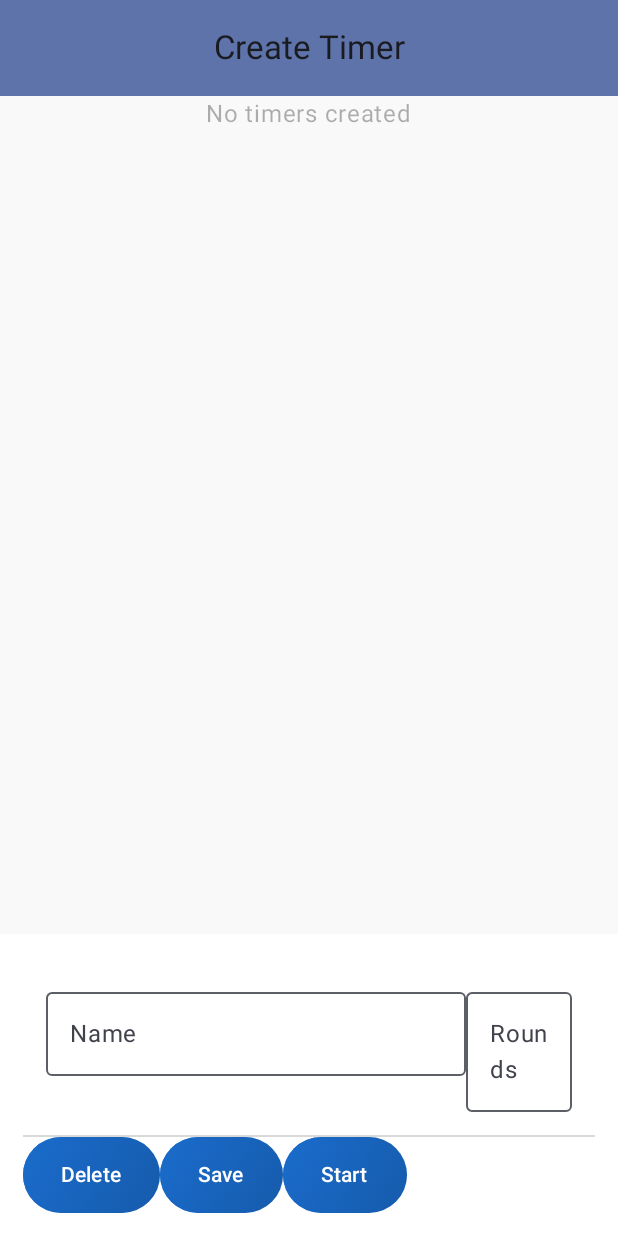
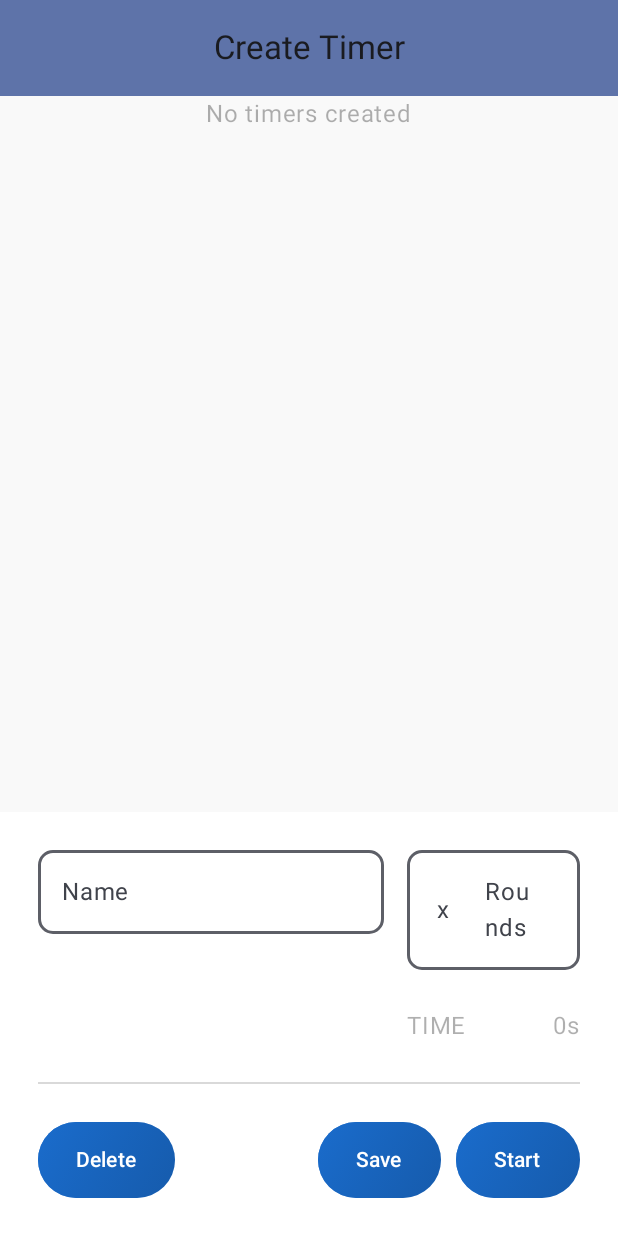
Before and after one commit to nickpiscopio/interval-android, an Android app built with Jetpack Compose: the screen it shows after launch (MainActivity), after a tap on "+ Create Timer", on a phone screen of 412 x 824 dp. Run offline under Robolectric (Android 15) with nearby library versions, the phone set to English and light mode, and no system bars; our stand-ins replace Dagger/Hilt's generated code.

Commit message:
Added the start of the Interval TextFields.

```diff
--- /dev/null
+++ b/app/src/main/java/com/plyonest/interval/constant/Dimension.kt
@@ -0,0 +1,13 @@
+package com.plyonest.interval.constant
+
+import androidx.compose.ui.graphics.Color
+import androidx.compose.ui.unit.dp
+
+val ELEVATION_2 = 2.dp
+val DIMEN_1 = 1.dp
+val DIMEN_10 = 10.dp
+val DIMEN_15 = 15.dp
+val DIMEN_20 = 20.dp
+val DIMEN_25 = 25.dp
+val CORNER_RADIUS_TEXT_FIELD = DIMEN_10
+val CORNER_RADIUS = 50.dp
--- a/app/src/main/java/com/plyonest/interval/ui/fragments/Button.kt
+++ b/app/src/main/java/com/plyonest/interval/ui/fragments/Button.kt
@@ -12,11 +12,11 @@ import androidx.compose.ui.Alignment
 import androidx.compose.ui.Modifier
 import androidx.compose.ui.graphics.Brush
 import androidx.compose.ui.graphics.Color
-import androidx.compose.ui.res.dimensionResource
 import androidx.compose.ui.tooling.preview.Preview
-import com.plyonest.interval.R
 import com.plyonest.interval.constant.COLOR_BLACK_40
 import com.plyonest.interval.constant.COLOR_BLUE_100
+import com.plyonest.interval.constant.DIMEN_15
+import com.plyonest.interval.constant.DIMEN_25
 
 @Composable
 fun IntervalButtonPrimary(
@@ -52,8 +52,8 @@ fun IntervalButton(
                     COLOR_BLACK_40
                 )))
                 .padding(
-                    horizontal = dimensionResource(id = R.dimen.dimen_25),
-                    vertical = dimensionResource(id = R.dimen.dimen_15)
+                    horizontal = DIMEN_25,
+                    vertical = DIMEN_15
                 ),
             contentAlignment = Alignment.Center
         ) {
--- /dev/null
+++ b/app/src/main/java/com/plyonest/interval/ui/fragments/IntervalTextField.kt
@@ -0,0 +1,73 @@
+package com.plyonest.interval.ui.fragments
+
+import androidx.compose.foundation.interaction.MutableInteractionSource
+import androidx.compose.foundation.shape.RoundedCornerShape
+import androidx.compose.foundation.text.BasicTextField
+import androidx.compose.foundation.text.KeyboardOptions
+import androidx.compose.material3.ExperimentalMaterial3Api
+import androidx.compose.material3.LocalTextStyle
+import androidx.compose.material3.OutlinedTextFieldDefaults
+import androidx.compose.material3.Text
+import androidx.compose.runtime.Composable
+import androidx.compose.runtime.MutableState
+import androidx.compose.runtime.remember
+import androidx.compose.ui.Modifier
+import androidx.compose.ui.graphics.SolidColor
+import androidx.compose.ui.text.input.KeyboardType
+import androidx.compose.ui.text.input.VisualTransformation
+import androidx.compose.ui.text.style.TextAlign
+import androidx.compose.ui.unit.dp
+import com.plyonest.interval.constant.COLOR_BLACK_100
+import com.plyonest.interval.constant.CORNER_RADIUS_TEXT_FIELD
+
+@OptIn(ExperimentalMaterial3Api::class)
+@Composable
+fun IntervalTextField(
+    modifier: Modifier,
+    text: MutableState<String>,
+    placeholder: String,
+    includePrefix: Boolean = false
+) {
+    val interactionSource = remember { MutableInteractionSource() }
+    BasicTextField(
+        modifier = modifier,
+        textStyle = LocalTextStyle.current.copy(textAlign = if (includePrefix) TextAlign.End else TextAlign.Start),
+        keyboardOptions = KeyboardOptions.Default.copy(keyboardType = if (includePrefix) KeyboardType.Number else KeyboardType.Text),
+        value = text.value,
+        singleLine = true,
+        interactionSource = interactionSource,
+        cursorBrush = SolidColor(COLOR_BLACK_100),
+        onValueChange = { newText -> text.value = newText }
+
+    ) { innerTextField ->
+        OutlinedTextFieldDefaults.DecorationBox(
+            value = text.value,
+            innerTextField = innerTextField,
+            enabled = true,
+            singleLine = true,
+            interactionSource = interactionSource,
+            visualTransformation = VisualTransformation.None,
+            label = {
+                Text(
+                    text = placeholder,
+                )
+            },
+            leadingIcon = if (includePrefix) {
+                {
+                    Text("x")
+                }
+            } else null,
+            container = {
+                OutlinedTextFieldDefaults.ContainerBox(
+                    enabled = true,
+                    isError = false,
+                    interactionSource = interactionSource,
+                    colors = OutlinedTextFieldDefaults.colors(),
+                    shape = RoundedCornerShape(CORNER_RADIUS_TEXT_FIELD),
+                    focusedBorderThickness = 2.dp,
+                    unfocusedBorderThickness = 2.dp
+                )
+            }
+        )
+    }
+}
--- a/app/src/main/java/com/plyonest/interval/ui/screens/CreateTimer.kt
+++ b/app/src/main/java/com/plyonest/interval/ui/screens/CreateTimer.kt
@@ -1,19 +1,26 @@
 package com.plyonest.interval.ui.screens
 
+import android.util.Log
 import androidx.compose.foundation.background
 import com.plyonest.interval.R
 
 import androidx.compose.foundation.layout.Arrangement
 import androidx.compose.foundation.layout.Column
 import androidx.compose.foundation.layout.Row
+import androidx.compose.foundation.layout.Spacer
 import androidx.compose.foundation.layout.fillMaxSize
+import androidx.compose.foundation.layout.fillMaxWidth
 import androidx.compose.foundation.layout.padding
+import androidx.compose.foundation.shape.RoundedCornerShape
 import androidx.compose.material3.Divider
 import androidx.compose.material3.OutlinedTextField
 import androidx.compose.material3.Text
+import androidx.compose.material3.TextField
 import androidx.compose.runtime.Composable
+import androidx.compose.runtime.MutableState
 import androidx.compose.runtime.getValue
 import androidx.compose.runtime.mutableStateOf
+import androidx.compose.runtime.saveable.rememberSaveable
 import androidx.compose.runtime.setValue
 import androidx.compose.ui.Alignment
 import androidx.compose.ui.Modifier
@@ -26,11 +33,19 @@ import androidx.navigation.NavHostController
 import androidx.navigation.compose.rememberNavController
 import com.plyonest.interval.AppScreen
 import com.plyonest.interval.constant.COLOR_BACKGROUND_SCREEN
+import com.plyonest.interval.constant.COLOR_BLACK_100
 import com.plyonest.interval.constant.COLOR_BLACK_20
 import com.plyonest.interval.constant.COLOR_BLACK_80
 import com.plyonest.interval.constant.COLOR_WHITE_100
+import com.plyonest.interval.constant.CORNER_RADIUS_TEXT_FIELD
+import com.plyonest.interval.constant.DIMEN_10
+import com.plyonest.interval.constant.DIMEN_15
+import com.plyonest.interval.constant.DIMEN_20
+import com.plyonest.interval.constant.DIMEN_25
 import com.plyonest.interval.ui.fragments.IntervalButtonPrimary
+import com.plyonest.interval.ui.fragments.IntervalTextField
 import com.plyonest.interval.ui.theme.IntervalTheme
+import org.intellij.lang.annotations.JdkConstants.HorizontalAlignment
 
 @Composable
 fun CreateTimer(
@@ -40,7 +55,6 @@ fun CreateTimer(
         modifier = Modifier
             .fillMaxSize()
             .background(COLOR_BACKGROUND_SCREEN),
-//            .padding(all = dimensionResource(id = R.dimen.dimen_14)),
         horizontalAlignment = Alignment.CenterHorizontally,
         verticalArrangement = Arrangement.SpaceBetween
     ) {
@@ -60,9 +74,11 @@ private fun CreateTimerDetails(
     Column(
         modifier = Modifier
             .background(COLOR_WHITE_100)
-            .padding(all = dimensionResource(id = R.dimen.dimen_15)),
+            .padding(all = DIMEN_25),
+        verticalArrangement = Arrangement.spacedBy(DIMEN_25)
     ) {
         CreateTimerDetailsInputs(viewModel = viewModel)
+        CreateTimerDetailsTotalTime(viewModel = viewModel)
         Divider(color = COLOR_BLACK_20, thickness = 1.dp)
         CreateTimerDetailsButtons(viewModel = viewModel)
     }
@@ -72,22 +88,47 @@ private fun CreateTimerDetails(
 private fun CreateTimerDetailsInputs(
     viewModel: CreateTimerViewModel
 ) {
-    Column(
-        modifier = Modifier
-            .padding(all = dimensionResource(id = R.dimen.dimen_15)),
+    Row(
+        horizontalArrangement = Arrangement.spacedBy(DIMEN_15)
     ) {
+        IntervalTextField(
+            modifier = Modifier.weight(2f),
+            text = viewModel.name,
+            placeholder = stringResource(id = R.string.screen_create_timer_name_title)
+        )
 
-        Row() {
-            OutlinedTextField(
-                value = viewModel.name,
-                onValueChange = { viewModel.name = it },
-                label = { Text("Name") }
+        IntervalTextField(
+            modifier = Modifier.weight(1f),
+            text = viewModel.rounds,
+            placeholder = stringResource(id = R.string.screen_create_timer_rounds_title),
+            includePrefix = true
+        )
+    }
+}
+
+@Composable
+private fun CreateTimerDetailsTotalTime(
+    viewModel: CreateTimerViewModel
+) {
+
+    Row(
+        horizontalArrangement = Arrangement.spacedBy(DIMEN_15)
+    ) {
+        Spacer(modifier = Modifier.weight(2f))
+        Row(
+            modifier = Modifier
+                .fillMaxWidth()
+                .weight(1f),
+            horizontalArrangement = Arrangement.SpaceBetween
+        ) {
+            Text(
+                text = stringResource(id = R.string.screen_create_timer_time_title),
+                color = COLOR_BLACK_80
             )
 
-            OutlinedTextField(
-                value = viewModel.rounds,
-                onValueChange = { viewModel.rounds = it },
-                label = { Text("Rounds") }
+            Text(
+                text = viewModel.totalTime,
+                color = COLOR_BLACK_80
             )
         }
     }
@@ -97,7 +138,11 @@ private fun CreateTimerDetailsInputs(
 private fun CreateTimerDetailsButtons(
     viewModel: CreateTimerViewModel
 ) {
-    Row {
+    Row(
+        modifier = Modifier
+            .fillMaxWidth(),
+        horizontalArrangement = Arrangement.SpaceBetween
+        ) {
         IntervalButtonPrimary(
             text = "Delete",
             onClick = {
@@ -106,7 +151,7 @@ private fun CreateTimerDetailsButtons(
         )
 
         Row(
-            horizontalArrangement = Arrangement.SpaceBetween
+            horizontalArrangement = Arrangement.spacedBy(DIMEN_10)
         ) {
 
             IntervalButtonPrimary(
@@ -129,10 +174,13 @@ private fun CreateTimerDetailsButtons(
 class CreateTimerViewModel(
     private var navController: NavHostController
 ): ViewModel() {
-    var name by mutableStateOf("")
-    var rounds by mutableStateOf("")
+    var name: MutableState<String> = mutableStateOf("")
+    var rounds: MutableState<String> = mutableStateOf("")
+    var totalTime by mutableStateOf("0s")
 
     fun onStartClicked() {
+        Log.d("Interval", name.value)
+        Log.d("Interval", rounds.value)
         navController.navigate(AppScreen.TIMER_RUN.name)
     }
 }
--- a/app/src/main/java/com/plyonest/interval/ui/screens/RunTimer.kt
+++ b/app/src/main/java/com/plyonest/interval/ui/screens/RunTimer.kt
@@ -15,6 +15,7 @@ import androidx.compose.ui.tooling.preview.Preview
 import androidx.lifecycle.ViewModel
 import androidx.navigation.NavHostController
 import androidx.navigation.compose.rememberNavController
+import com.plyonest.interval.constant.DIMEN_25
 import com.plyonest.interval.ui.theme.IntervalTheme
 
 @Composable
@@ -24,7 +25,7 @@ fun RunTimer(
     Column(
         modifier = Modifier
             .fillMaxSize()
-            .padding(all = dimensionResource(id = R.dimen.dimen_15)),
+            .padding(all = DIMEN_25),
         horizontalAlignment = Alignment.CenterHorizontally,
         verticalArrangement = Arrangement.Center
     ) {
--- a/app/src/main/java/com/plyonest/interval/ui/screens/SelectTimer.kt
+++ b/app/src/main/java/com/plyonest/interval/ui/screens/SelectTimer.kt
@@ -20,6 +20,8 @@ import androidx.navigation.compose.rememberNavController
 import com.plyonest.interval.AppScreen
 import com.plyonest.interval.constant.COLOR_BACKGROUND_SCREEN
 import com.plyonest.interval.constant.COLOR_BLACK_80
+import com.plyonest.interval.constant.DIMEN_15
+import com.plyonest.interval.constant.DIMEN_20
 import com.plyonest.interval.ui.fragments.IntervalButtonPrimary
 import com.plyonest.interval.ui.theme.IntervalTheme
 
@@ -44,14 +46,14 @@ private fun TimersView(
         modifier = Modifier
             .fillMaxSize()
             .background(COLOR_BACKGROUND_SCREEN)
-            .padding(all = dimensionResource(id = R.dimen.dimen_15)),
+            .padding(all = DIMEN_15),
         horizontalAlignment = Alignment.CenterHorizontally,
         verticalArrangement = Arrangement.Center
     ) {
         Text(
             text = stringResource(id = R.string.screen_select_timer_no_timers_title),
             color = COLOR_BLACK_80,
-            modifier = Modifier.padding(bottom = dimensionResource(id = R.dimen.dimen_20))
+            modifier = Modifier.padding(bottom = DIMEN_20)
         )
 
         IntervalButtonPrimary(
@@ -71,9 +73,9 @@ private fun NoTimersView(
         modifier = Modifier
             .fillMaxSize()
             .background(COLOR_BACKGROUND_SCREEN)
-            .padding(all = dimensionResource(id = R.dimen.dimen_15)),
+            .padding(all = DIMEN_15),
         horizontalAlignment = Alignment.CenterHorizontally,
-        verticalArrangement = Arrangement.spacedBy(dimensionResource(id = R.dimen.dimen_20))
+        verticalArrangement = Arrangement.spacedBy(DIMEN_20)
     ) {
         Text(
             text = stringResource(id = R.string.screen_select_timer_no_timers_title),
--- a/app/src/main/res/values/dimens.xml
+++ b/app/src/main/res/values/dimens.xml
@@ -1,9 +1,3 @@
 <?xml version="1.0" encoding="utf-8"?>
 <resources>
-    <dimen name="elevation_2">2dp</dimen>
-    <dimen name="dimen_1">1dp</dimen>
-    <dimen name="dimen_15">15dp</dimen>
-    <dimen name="dimen_20">20dp</dimen>
-    <dimen name="dimen_25">25dp</dimen>
-    <dimen name="corner_radius">50dp</dimen>
 </resources>
```
